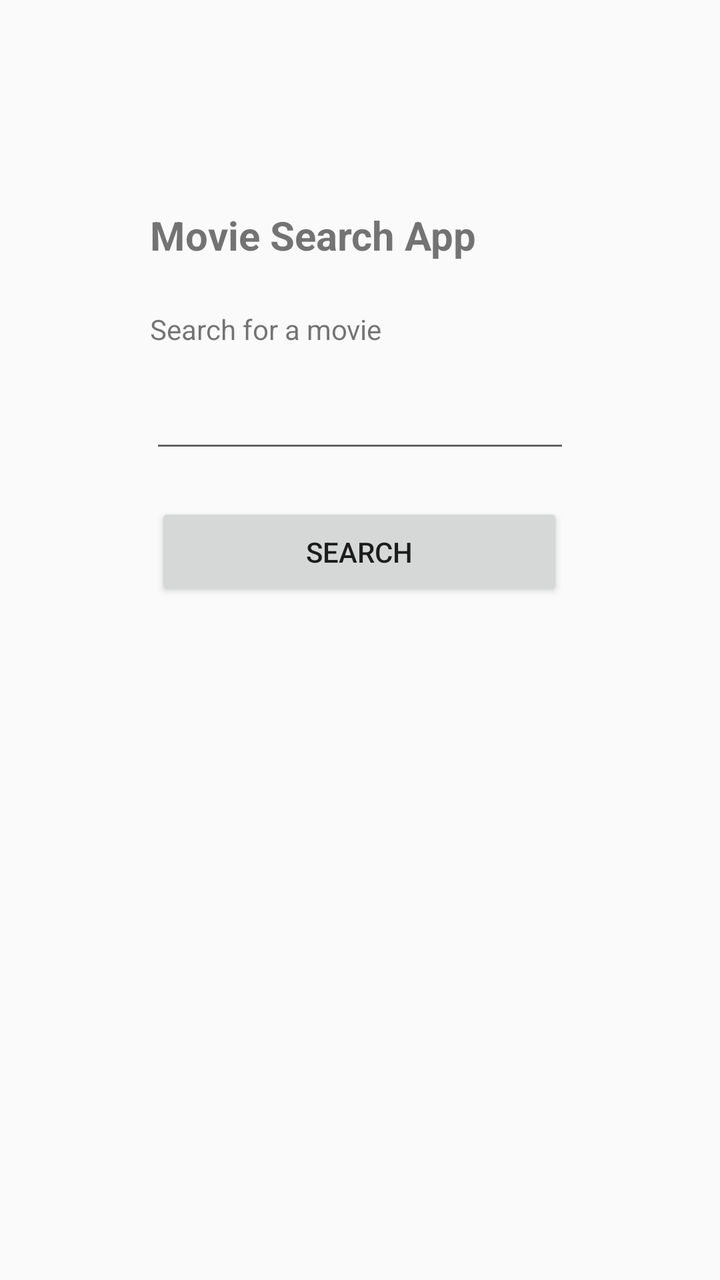
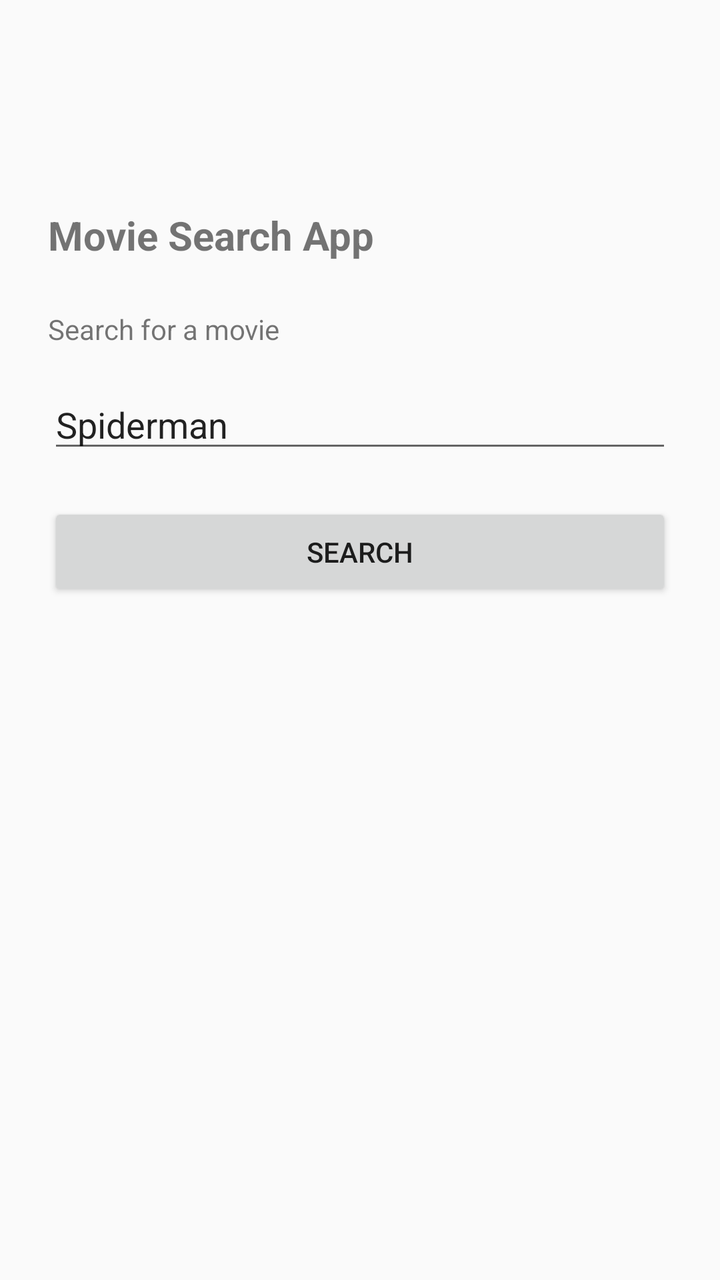

The first picture is an Android layout as it rendered before a commit; the second is the same layout after the commit. The layout source and the unified diff follow.
<!-- AndroidManifest.xml: activity theme Theme.KreshchukMovieApp -->
<!-- res/layout/activity_main.xml -->
<?xml version="1.0" encoding="utf-8"?>
<androidx.constraintlayout.widget.ConstraintLayout xmlns:android="http://schemas.android.com/apk/res/android"
    xmlns:app="http://schemas.android.com/apk/res-auto"
    xmlns:tools="http://schemas.android.com/tools"
    android:layout_width="match_parent"
    android:layout_height="match_parent">

    <Button
        android:id="@+id/searchButton"
        android:layout_width="204dp"
        android:layout_height="49dp"
        android:layout_marginTop="20dp"
        android:text="@string/search_button"
        app:layout_constraintEnd_toEndOf="parent"
        app:layout_constraintHorizontal_bias="0.497"
        app:layout_constraintStart_toStartOf="parent"
        app:layout_constraintTop_toBottomOf="@+id/searchInput" />

    <EditText
        android:id="@+id/searchInput"
        android:layout_width="wrap_content"
        android:layout_height="wrap_content"
        android:layout_marginTop="16dp"
        android:ems="10"
        android:inputType="text"
        app:layout_constraintEnd_toEndOf="parent"
        app:layout_constraintStart_toStartOf="parent"
        app:layout_constraintTop_toBottomOf="@+id/searchLabel" />

    <TextView
        android:id="@+id/searchLabel"
        android:layout_width="wrap_content"
        android:layout_height="wrap_content"
        android:layout_marginTop="24dp"
        android:text="@string/search_label"
        app:layout_constraintStart_toStartOf="@+id/searchInput"
        app:layout_constraintTop_toBottomOf="@+id/welcomeText" />

    <TextView
        android:id="@+id/welcomeText"
        android:layout_width="wrap_content"
        android:layout_height="wrap_content"
        android:layout_marginTop="104dp"
        android:text="@string/page_title"
        android:textSize="20sp"
        android:textStyle="bold"
        app:layout_constraintStart_toStartOf="@+id/searchLabel"
        app:layout_constraintTop_toTopOf="parent" />

</androidx.constraintlayout.widget.ConstraintLayout>
<!-- resources referenced by this layout -->
<resources>
  <string name="page_title">Movie Search App</string>
  <string name="search_button">Search</string>
  <string name="search_label">Search for a movie</string>
  <style name="Theme.KreshchukMovieApp" parent="android:Theme.Material.Light.NoActionBar" />
</resources>

<!-- the commit's change to res/layout/activity_main.xml (unified diff, before → after) -->
@@ -7,22 +7,26 @@
 
     <Button
         android:id="@+id/searchButton"
-        android:layout_width="204dp"
+        android:layout_width="0dp"
         android:layout_height="49dp"
+        android:layout_marginStart="24dp"
         android:layout_marginTop="20dp"
+        android:layout_marginEnd="24dp"
         android:text="@string/search_button"
         app:layout_constraintEnd_toEndOf="parent"
-        app:layout_constraintHorizontal_bias="0.497"
         app:layout_constraintStart_toStartOf="parent"
         app:layout_constraintTop_toBottomOf="@+id/searchInput" />
 
     <EditText
         android:id="@+id/searchInput"
-        android:layout_width="wrap_content"
+        android:layout_width="0dp"
         android:layout_height="wrap_content"
+        android:layout_marginStart="24dp"
         android:layout_marginTop="16dp"
+        android:layout_marginEnd="24dp"
         android:ems="10"
         android:inputType="text"
+        android:text="@string/search_default_query"
         app:layout_constraintEnd_toEndOf="parent"
         app:layout_constraintStart_toStartOf="parent"
         app:layout_constraintTop_toBottomOf="@+id/searchLabel" />
<!-- resource entries referenced after the edit -->
@@ -2,6 +2,7 @@
 <resources>
   <string name="page_title">Movie Search App</string>
   <string name="search_button">Search</string>
+  <string name="search_default_query">Spiderman</string>
   <string name="search_label">Search for a movie</string>
   <style name="Theme.KreshchukMovieApp" parent="android:Theme.Material.Light.NoActionBar" />
 </resources>
